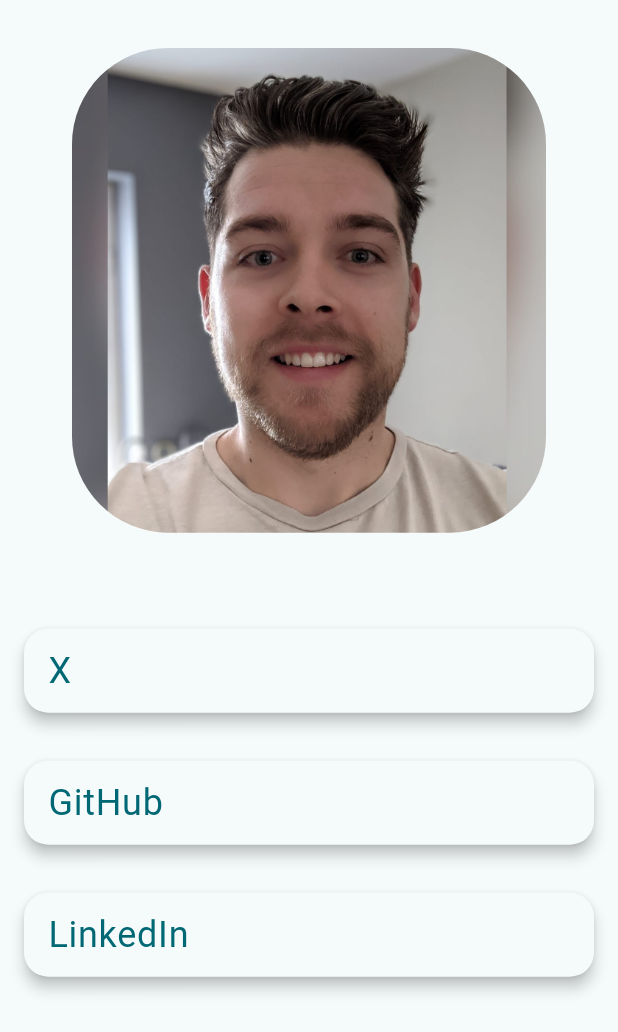
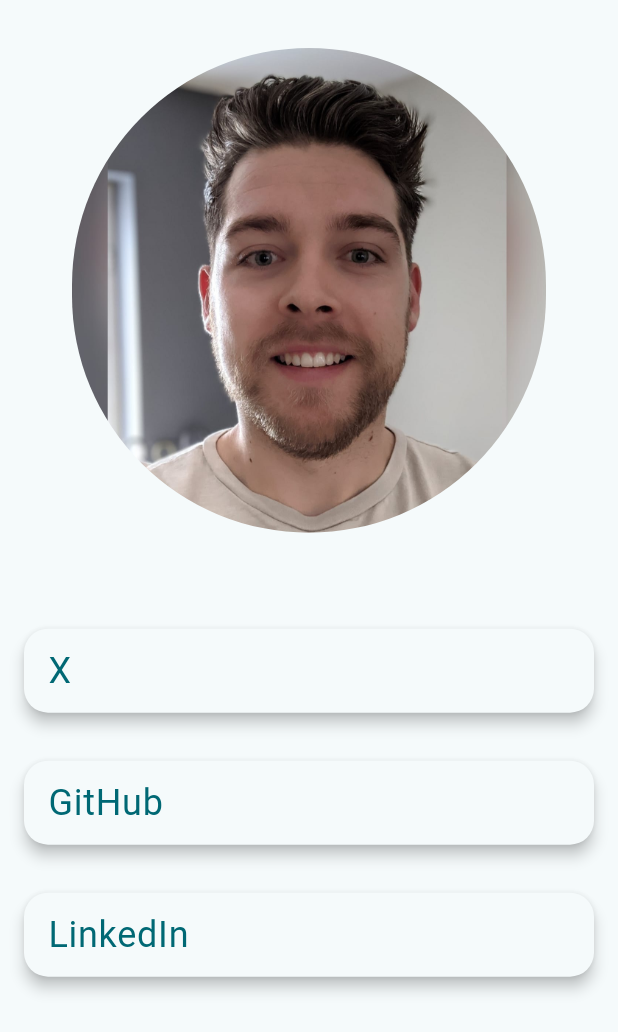
Before and after one commit to CillianMyles/cillianmyles.com, a Flutter app: the screen it shows after launch, on a phone screen of 412 x 824 dp. Shown: the top 1032 px of the screen. Run offline on Flutter 3.47's test engine with Material 3 defaults, Android fonts, the phone set to English and light mode, and no system bars.

Commit message:
chore: make image circular

```diff
--- a/lib/main.dart
+++ b/lib/main.dart
@@ -57,7 +57,7 @@ class _Page extends StatelessWidget {
                 children: [
                   Container(
                     decoration: BoxDecoration(
-                      borderRadius: BorderRadius.circular(64),
+                      borderRadius: BorderRadius.circular(9999),
                     ),
                     clipBehavior: Clip.antiAlias,
                     margin: const EdgeInsets.all(32),
```
